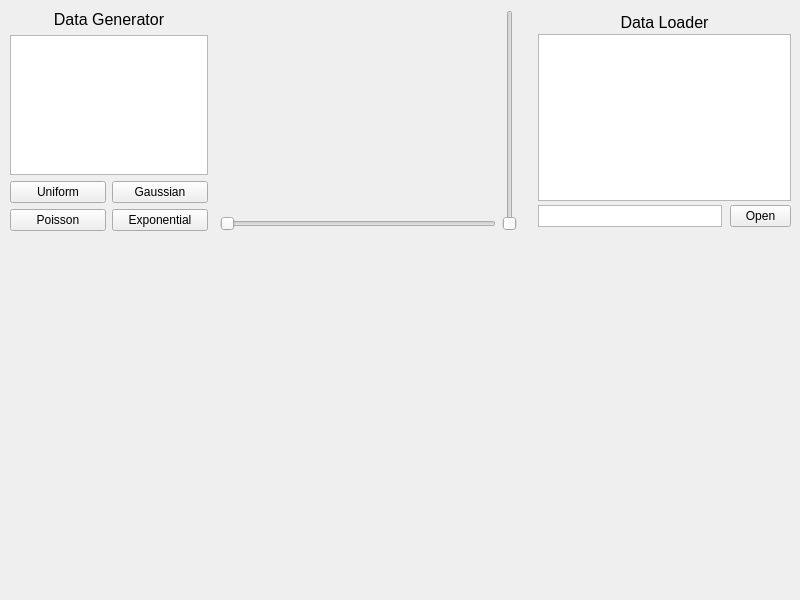
Karenina-na/Sorting, file src/mainwindow.ui: the form before one commit.
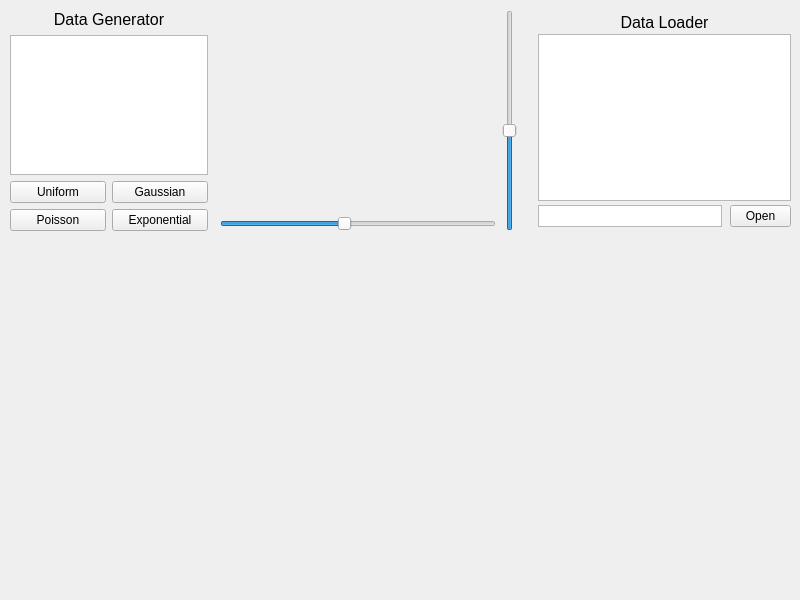
The form after the commit. Icons and pictures are not drawn. Custom widgets are drawn as their Qt base class.

Patch:
```diff
--- a/src/mainwindow.ui
+++ b/src/mainwindow.ui
@@ -174,6 +174,12 @@
          </item>
          <item row="0" column="1" rowspan="2">
           <widget class="QSlider" name="data_input_distribution_vertical_slider">
+           <property name="minimum">
+            <number>10</number>
+           </property>
+           <property name="value">
+            <number>50</number>
+           </property>
            <property name="orientation">
             <enum>Qt::Vertical</enum>
            </property>
@@ -187,6 +193,12 @@
              <verstretch>0</verstretch>
             </sizepolicy>
            </property>
+           <property name="minimum">
+            <number>10</number>
+           </property>
+           <property name="value">
+            <number>50</number>
+           </property>
            <property name="orientation">
             <enum>Qt::Horizontal</enum>
            </property>
```
